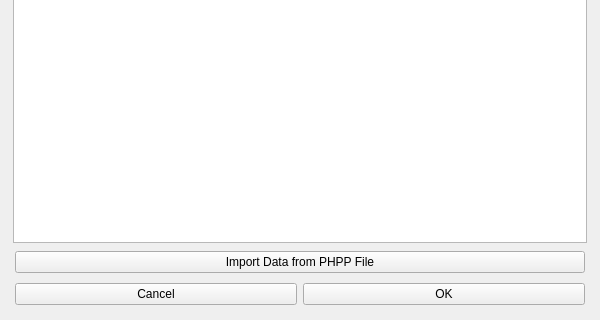
This is CC_GUI/views/ui_files/layout_team_and_site.ui in PH-Tools/CarbonCheck as Qt 5 draws it before an edit; both pictures show x 0 to 600 and y 470 to 790 of the 600 by 790 pixel window. The edited form follows.
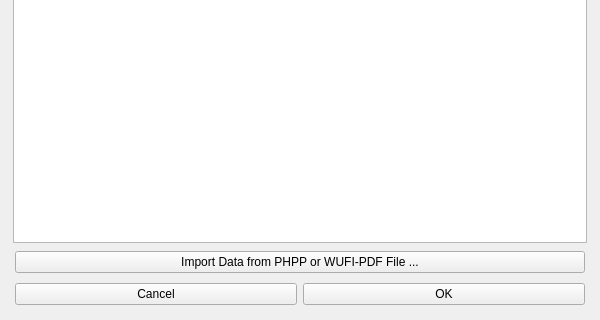
This is the edited form.

What changed in the file:
```diff
--- a/CC_GUI/views/ui_files/layout_team_and_site.ui
+++ b/CC_GUI/views/ui_files/layout_team_and_site.ui
@@ -63,7 +63,7 @@
          <item>
           <widget class="QPushButton" name="btn_add_team_info">
            <property name="text">
-            <string>Import Data from PHPP File</string>
+            <string>Import Data from PHPP or WUFI-PDF File ...</string>
            </property>
           </widget>
          </item>
```
